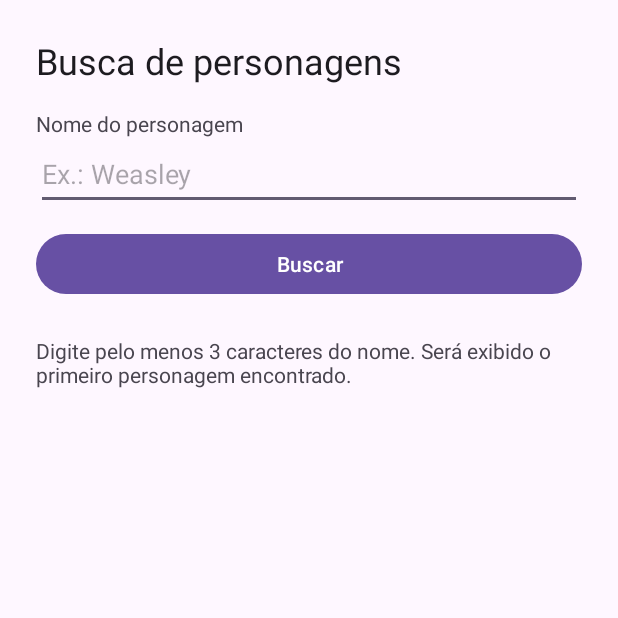
After one commit to andreolmedoo/Grimorio, an Android app: the CharacterSearchActivity screen opened directly, with no data from a screen before it, on a phone screen of 412 x 824 dp, the top half of it. The commit adds this screen. Run offline under Robolectric (Android 15) with nearby library versions, the phone set to English and light mode, and no system bars.

Commit message:
Feat: personagens

```diff
--- a/app/src/main/AndroidManifest.xml
+++ b/app/src/main/AndroidManifest.xml
@@ -1,6 +1,8 @@
 <?xml version="1.0" encoding="utf-8"?>
 <manifest xmlns:android="http://schemas.android.com/apk/res/android"
     xmlns:tools="http://schemas.android.com/tools">
+
+    <uses-permission android:name="android.permission.INTERNET" />
 
     <application
         android:allowBackup="true"
@@ -11,6 +13,9 @@
         android:roundIcon="@mipmap/ic_launcher_round"
         android:supportsRtl="true"
         android:theme="@style/Theme.Grimorio">
+        <activity
+            android:name=".CharacterSearchActivity"
+            android:exported="false" />
         <activity
             android:name=".MainActivity"
             android:exported="true"
--- /dev/null
+++ b/app/src/main/java/com/example/grimorio/CharacterSearchActivity.kt
@@ -0,0 +1,83 @@
+package com.example.grimorio
+
+import android.os.Bundle
+import android.view.View
+import android.view.inputmethod.EditorInfo
+import android.widget.Button
+import android.widget.EditText
+import android.widget.ProgressBar
+import android.widget.TextView
+import androidx.activity.enableEdgeToEdge
+import androidx.appcompat.app.AppCompatActivity
+import androidx.core.view.ViewCompat
+import androidx.core.view.WindowInsetsCompat
+import androidx.lifecycle.ViewModelProvider
+
+open class CharacterSearchActivity : AppCompatActivity() {
+    private lateinit var input: EditText
+    private lateinit var button: Button
+    private lateinit var progress: ProgressBar
+    private lateinit var message: TextView
+    private lateinit var details: View
+    private lateinit var model: CharacterSearchViewModel
+
+    override fun onCreate(savedInstanceState: Bundle?) {
+        super.onCreate(savedInstanceState)
+        enableEdgeToEdge()
+        setContentView(R.layout.activity_character_search)
+        ViewCompat.setOnApplyWindowInsetsListener(findViewById(R.id.character_search_root)) { v, insets ->
+            val bars = insets.getInsets(WindowInsetsCompat.Type.systemBars())
+            v.setPadding(bars.left, bars.top, bars.right, bars.bottom)
+            insets
+        }
+        input = findViewById(R.id.character_query)
+        button = findViewById(R.id.search_character_button)
+        progress = findViewById(R.id.character_progress)
+        message = findViewById(R.id.character_message)
+        details = findViewById(R.id.character_details)
+        model = ViewModelProvider(this)[CharacterSearchViewModel::class.java]
+        button.setOnClickListener { model.search(input.text.toString()) }
+        input.setOnEditorActionListener { _, actionId, _ ->
+            if (actionId == EditorInfo.IME_ACTION_SEARCH) {
+                model.search(input.text.toString())
+                true
+            } else false
+        }
+        model.state.observe(this, ::render)
+    }
+
+    private fun render(state: CharacterSearchState) {
+        val loading = state == CharacterSearchState.Loading
+        progress.visibility = if (loading) View.VISIBLE else View.GONE
+        button.isEnabled = !loading
+        input.isEnabled = !loading
+        input.error = null
+        details.visibility = View.GONE
+        message.visibility = View.VISIBLE
+        when (state) {
+            CharacterSearchState.Idle -> message.setText(R.string.character_search_hint)
+            CharacterSearchState.Loading -> message.setText(R.string.character_search_loading)
+            CharacterSearchState.Empty -> message.setText(R.string.character_search_empty)
+            CharacterSearchState.Failed -> message.setText(R.string.character_search_error)
+            is CharacterSearchState.Invalid -> {
+                input.error = getString(when (state.error) {
+                    SearchInputError.EMPTY -> R.string.character_query_required
+                    SearchInputError.TOO_SHORT -> R.string.character_query_too_short
+                })
+                input.requestFocus()
+                message.visibility = View.GONE
+            }
+            is CharacterSearchState.Found -> {
+                message.visibility = View.GONE
+                details.visibility = View.VISIBLE
+                val fallback = getString(R.string.character_not_informed)
+                findViewById<TextView>(R.id.character_name).text =
+                    getString(R.string.character_name_value, state.character.name ?: fallback)
+                findViewById<TextView>(R.id.character_species).text =
+                    getString(R.string.character_species_value, state.character.species ?: fallback)
+                findViewById<TextView>(R.id.character_house).text =
+                    getString(R.string.character_house_value, state.character.house ?: fallback)
+            }
+        }
+    }
+}
--- a/app/src/main/java/com/example/grimorio/MainActivity.kt
+++ b/app/src/main/java/com/example/grimorio/MainActivity.kt
@@ -1,6 +1,8 @@
 package com.example.grimorio
 
 import android.os.Bundle
+import android.content.Intent
+import android.widget.Button
 import androidx.activity.enableEdgeToEdge
 import androidx.appcompat.app.AppCompatActivity
 import androidx.core.view.ViewCompat
@@ -11,6 +13,9 @@ class MainActivity : AppCompatActivity() {
         super.onCreate(savedInstanceState)
         enableEdgeToEdge()
         setContentView(R.layout.activity_main)
+        findViewById<Button>(R.id.open_character_search).setOnClickListener {
+            startActivity(Intent(this, CharacterSearchActivity::class.java))
+        }
         ViewCompat.setOnApplyWindowInsetsListener(findViewById(R.id.main)) { v, insets ->
             val systemBars = insets.getInsets(WindowInsetsCompat.Type.systemBars())
             v.setPadding(systemBars.left, systemBars.top, systemBars.right, systemBars.bottom)
--- /dev/null
+++ b/app/src/main/res/layout/activity_character_search.xml
@@ -0,0 +1,92 @@
+<?xml version="1.0" encoding="utf-8"?>
+<ScrollView xmlns:android="http://schemas.android.com/apk/res/android"
+    android:id="@+id/character_search_root"
+    android:layout_width="match_parent"
+    android:layout_height="match_parent"
+    android:fillViewport="true">
+
+    <LinearLayout
+        android:layout_width="match_parent"
+        android:layout_height="wrap_content"
+        android:orientation="vertical"
+        android:padding="24dp">
+
+        <TextView
+            android:layout_width="match_parent"
+            android:layout_height="wrap_content"
+            android:accessibilityHeading="true"
+            android:text="@string/character_search_title"
+            android:textAppearance="?attr/textAppearanceHeadline5" />
+
+        <TextView
+            android:layout_width="match_parent"
+            android:layout_height="wrap_content"
+            android:layout_marginTop="16dp"
+            android:text="@string/character_query_label" />
+
+        <EditText
+            android:id="@+id/character_query"
+            android:layout_width="match_parent"
+            android:layout_height="wrap_content"
+            android:minHeight="48dp"
+            android:hint="@string/character_query_hint"
+            android:inputType="textCapWords"
+            android:imeOptions="actionSearch"
+            android:singleLine="true"
+            android:importantForAutofill="no" />
+
+        <Button
+            android:id="@+id/search_character_button"
+            android:layout_width="match_parent"
+            android:layout_height="wrap_content"
+            android:layout_marginTop="12dp"
+            android:text="@string/search_character" />
+
+        <ProgressBar
+            android:id="@+id/character_progress"
+            android:layout_width="48dp"
+            android:layout_height="48dp"
+            android:layout_gravity="center_horizontal"
+            android:layout_marginTop="24dp"
+            android:contentDescription="@string/character_search_loading"
+            android:visibility="gone" />
+
+        <TextView
+            android:id="@+id/character_message"
+            android:layout_width="match_parent"
+            android:layout_height="wrap_content"
+            android:layout_marginTop="24dp"
+            android:accessibilityLiveRegion="polite"
+            android:text="@string/character_search_hint" />
+
+        <LinearLayout
+            android:id="@+id/character_details"
+            android:layout_width="match_parent"
+            android:layout_height="wrap_content"
+            android:layout_marginTop="24dp"
+            android:orientation="vertical"
+            android:accessibilityLiveRegion="polite"
+            android:visibility="gone">
+
+            <TextView
+                android:id="@+id/character_name"
+                android:layout_width="match_parent"
+                android:layout_height="wrap_content"
+                android:textAppearance="?attr/textAppearanceHeadline6" />
+
+            <TextView
+                android:id="@+id/character_species"
+                android:layout_width="match_parent"
+                android:layout_height="wrap_content"
+                android:layout_marginTop="12dp"
+                android:textAppearance="?attr/textAppearanceBody1" />
+
+            <TextView
+                android:id="@+id/character_house"
+                android:layout_width="match_parent"
+                android:layout_height="wrap_content"
+                android:layout_marginTop="12dp"
+                android:textAppearance="?attr/textAppearanceBody1" />
+        </LinearLayout>
+    </LinearLayout>
+</ScrollView>
--- a/app/src/main/res/layout/activity_main.xml
+++ b/app/src/main/res/layout/activity_main.xml
@@ -7,10 +7,11 @@
     android:layout_height="match_parent"
     tools:context=".MainActivity">
 
-    <TextView
+    <Button
+        android:id="@+id/open_character_search"
         android:layout_width="wrap_content"
         android:layout_height="wrap_content"
-        android:text="Hello World!"
+        android:text="@string/open_character_search"
         app:layout_constraintBottom_toBottomOf="parent"
         app:layout_constraintEnd_toEndOf="parent"
         app:layout_constraintStart_toStartOf="parent"
--- a/app/src/main/res/values/strings.xml
+++ b/app/src/main/res/values/strings.xml
@@ -1,3 +1,18 @@
 <resources>
     <string name="app_name">Grimorio</string>
+    <string name="character_search_title">Busca de personagens</string>
+    <string name="character_query_label">Nome do personagem</string>
+    <string name="character_query_hint">Ex.: Weasley</string>
+    <string name="search_character">Buscar</string>
+    <string name="open_character_search">Buscar personagem</string>
+    <string name="character_search_hint">Digite pelo menos 3 caracteres do nome. Será exibido o primeiro personagem encontrado.</string>
+    <string name="character_search_loading">Buscando personagem…</string>
+    <string name="character_search_empty">Nenhum personagem encontrado</string>
+    <string name="character_search_error">Não foi possível buscar o personagem. Verifique sua conexão e tente novamente.</string>
+    <string name="character_query_required">Digite o nome de um personagem.</string>
+    <string name="character_query_too_short">Digite pelo menos 3 caracteres.</string>
+    <string name="character_not_informed">Não informado</string>
+    <string name="character_name_value">Nome: %1$s</string>
+    <string name="character_species_value">Espécie: %1$s</string>
+    <string name="character_house_value">Casa: %1$s</string>
 </resources>
```
Also changed, not shown: app/build.gradle.kts (+8 -0 lines), app/src/main/java/com/example/grimorio/CharacterRepository.kt (added, +45 -0 lines), app/src/main/java/com/example/grimorio/CharacterSearchViewModel.kt (added, +56 -0 lines), gradle/libs.versions.toml (+9 -0 lines), 5 other files.
